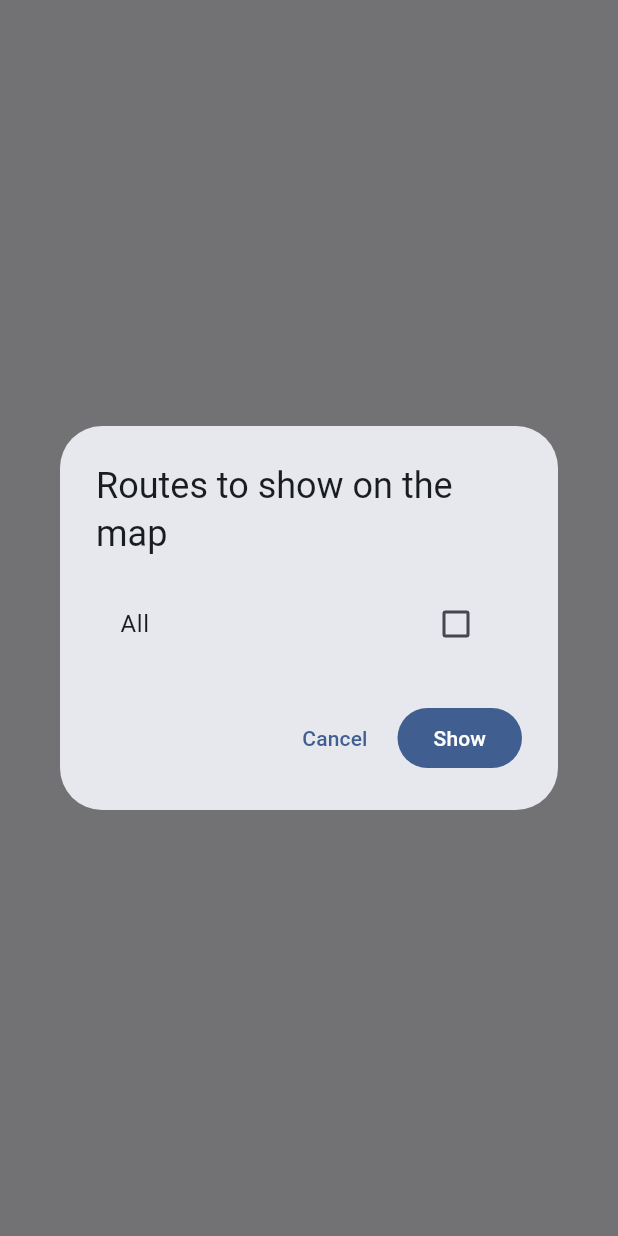
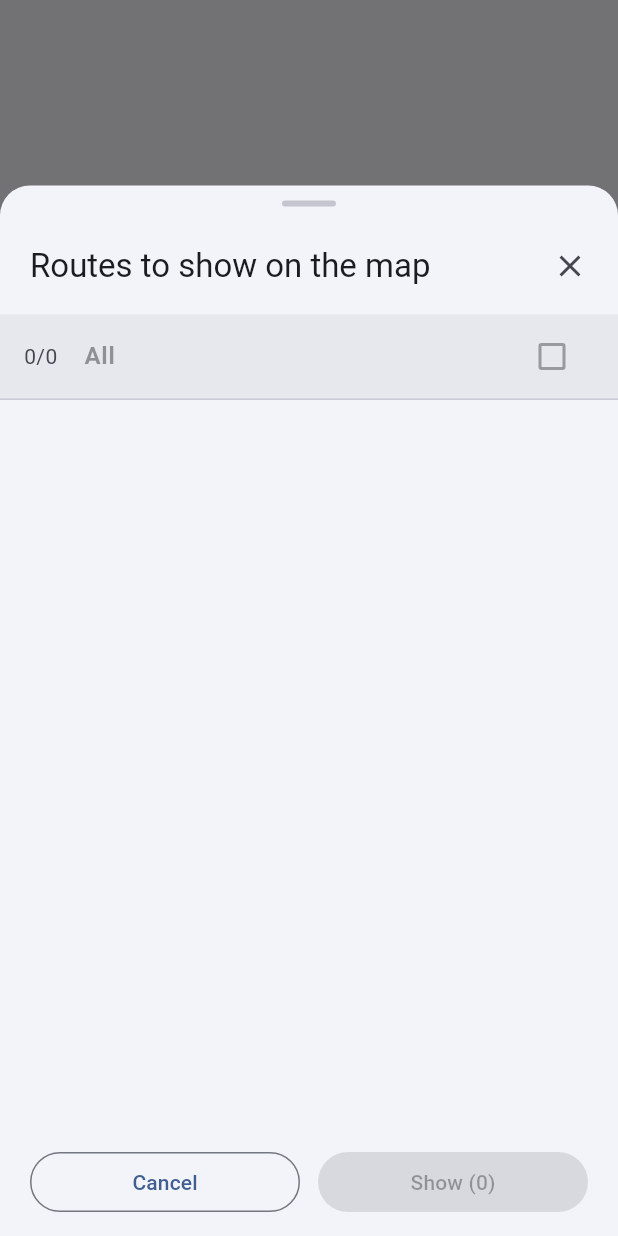
Before and after one commit to alid67-git/RideAtlas, a Flutter app: what showRoutePickerDialog() shows on an empty page, opened directly with empty values, on a phone screen of 412 x 824 dp. Run offline on Flutter 3.47's test engine with Material 3 defaults, Android fonts, the phone set to English and light mode, and no system bars; our stand-ins replace battery_plus, file_picker, fl_chart, flutter_map, geolocator, hive and 7 more; missing offline and left inert: dart:js_interop, exif, gpx, photo_manager; accounts and stored records are empty; generated files the repository leaves out were written again; network calls fail.

```diff
--- a/lib/l10n/app_de.arb
+++ b/lib/l10n/app_de.arb
@@ -181,6 +181,8 @@
   "recordOverlayTooltip": "Gespeicherte Strecken zeigen",
   "recordOverlayTitle": "Auf der Karte anzuzeigende Strecken",
   "recordOverlayShow": "Anzeigen",
+  "recordOverlayShowCount": "Anzeigen ({count})",
+  "@recordOverlayShowCount": {"placeholders": {"count": {"type": "int"}}},
   "recordOverlaySelectAll": "Alle",
   "recordOverlayNoRoutes": "Noch keine gespeicherten Strecken. Zuerst eine GPX importieren oder eine Aufzeichnung speichern.",
   "recordOverlayShowAllMenuItem": "Alle anzeigen",
--- a/lib/l10n/app_en.arb
+++ b/lib/l10n/app_en.arb
@@ -181,6 +181,8 @@
   "recordOverlayTooltip": "Show saved routes",
   "recordOverlayTitle": "Routes to show on the map",
   "recordOverlayShow": "Show",
+  "recordOverlayShowCount": "Show ({count})",
+  "@recordOverlayShowCount": {"placeholders": {"count": {"type": "int"}}},
   "recordOverlaySelectAll": "All",
   "recordOverlayNoRoutes": "No saved routes yet. Import a GPX first or finish a recording.",
   "recordOverlayShowAllMenuItem": "Show all",
--- a/lib/l10n/app_tr.arb
+++ b/lib/l10n/app_tr.arb
@@ -203,6 +203,8 @@
   "recordOverlayTooltip": "Kayıtlı rota göster",
   "recordOverlayTitle": "Haritada gösterilecek rotalar",
   "recordOverlayShow": "Göster",
+  "recordOverlayShowCount": "Göster ({count})",
+  "@recordOverlayShowCount": {"placeholders": {"count": {"type": "int"}}},
   "recordOverlaySelectAll": "Hepsi",
   "recordOverlayNoRoutes": "Henüz kayıtlı rota yok. Önce bir GPX içe aktarın veya bir sürüş kaydedin.",
   "recordOverlayShowAllMenuItem": "Tümünü göster",
--- a/lib/widgets/route_picker_dialog.dart
+++ b/lib/widgets/route_picker_dialog.dart
@@ -2,11 +2,17 @@ import 'package:flutter/material.dart';
 
 import '../l10n/gen/app_localizations.dart';
 import '../models/gpx_route.dart';
+import '../services/daily_analysis.dart' show colorForDay;
 
-/// Shared "Hepsi + checkbox list" route picker, used everywhere a rider
-/// chooses which saved routes to show on a map (recording overlay, the
-/// multi-route viewer's reselect pill, and the home map's "Rota seç...").
-/// Kept in one place so the three call sites can't drift out of sync again.
+/// Shared route picker, used everywhere a rider chooses which saved routes
+/// to show on a map (recording overlay, the multi-route viewer's reselect
+/// pill, and the home map's "Rota seç..."). Kept in one place so the three
+/// call sites can't drift out of sync again.
+///
+/// A bottom sheet rather than a boxed [AlertDialog]: "Hepsi" and the running
+/// selection count stay pinned above the scrolling list instead of being
+/// just another row you can scroll past, and each route gets a color swatch
+/// previewing the same color it's drawn in once shown on the map.
 Future<Set<String>?> showRoutePickerDialog({
   required BuildContext context,
   required List<GpxRoute> routes,
@@ -14,26 +20,66 @@ Future<Set<String>?> showRoutePickerDialog({
 }) {
   final l10n = AppLocalizations.of(context)!;
   final selected = Set<String>.from(initiallySelected);
-  return showDialog<Set<String>>(
+  return showModalBottomSheet<Set<String>>(
     context: context,
+    isScrollControlled: true,
+    useSafeArea: true,
+    shape: const RoundedRectangleBorder(
+      borderRadius: BorderRadius.vertical(top: Radius.circular(20)),
+    ),
     builder: (context) {
       return StatefulBuilder(
         builder: (context, setLocal) {
           final allSelected =
               routes.isNotEmpty && selected.length == routes.length;
-          return AlertDialog(
-            title: Text(l10n.recordOverlayTitle),
-            content: SizedBox(
-              width: double.maxFinite,
-              child: ListView.builder(
-                shrinkWrap: true,
-                itemCount: routes.length + 1,
-                itemBuilder: (context, i) {
-                  if (i == 0) {
-                    return CheckboxListTile(
+          return FractionallySizedBox(
+            heightFactor: 0.85,
+            child: Column(
+              mainAxisSize: MainAxisSize.min,
+              children: [
+                const SizedBox(height: 10),
+                Container(
+                  width: 36,
+                  height: 4,
+                  decoration: BoxDecoration(
+                    color: Theme.of(context).colorScheme.outlineVariant,
+                    borderRadius: BorderRadius.circular(2),
+                  ),
+                ),
+                Padding(
+                  padding: const EdgeInsets.fromLTRB(20, 16, 8, 8),
+                  child: Row(
+                    children: [
+                      Expanded(
+                        child: Text(
+                          l10n.recordOverlayTitle,
+                          style: Theme.of(context).textTheme.titleLarge,
+                        ),
+                      ),
+                      IconButton(
+                        icon: const Icon(Icons.close),
+                        onPressed: () => Navigator.pop(context),
+                      ),
+                    ],
+                  ),
+                ),
+                Material(
+                  color: Theme.of(context).colorScheme.surfaceContainerHigh,
+                  child: CheckboxListTile(
                     value: allSelected,
-                      title: Text(l10n.recordOverlaySelectAll),
-                      onChanged: (_) => setLocal(() {
+                    title: Text(
+                      l10n.recordOverlaySelectAll,
+                      style: const TextStyle(fontWeight: FontWeight.w600),
+                    ),
+                    secondary: Text(
+                      '${selected.length}/${routes.length}',
+                      style: Theme.of(context).textTheme.bodyMedium?.copyWith(
+                        color: Theme.of(context).colorScheme.onSurfaceVariant,
+                      ),
+                    ),
+                    onChanged: routes.isEmpty
+                        ? null
+                        : (_) => setLocal(() {
                             if (allSelected) {
                               selected.clear();
                             } else {
@@ -42,13 +88,24 @@ Future<Set<String>?> showRoutePickerDialog({
                                 ..addAll(routes.map((r) => r.id));
                             }
                           }),
-                    );
-                  }
-                  final route = routes[i - 1];
+                  ),
+                ),
+                const Divider(height: 1),
+                Expanded(
+                  child: ListView.builder(
+                    itemCount: routes.length,
+                    itemBuilder: (context, i) {
+                      final route = routes[i];
                       return CheckboxListTile(
                         value: selected.contains(route.id),
                         title: Text(route.name),
-                    subtitle: Text('${route.distanceKm.toStringAsFixed(1)} km'),
+                        subtitle: Text(
+                          '${route.distanceKm.toStringAsFixed(1)} km',
+                        ),
+                        secondary: CircleAvatar(
+                          radius: 7,
+                          backgroundColor: colorForDay(i),
+                        ),
                         onChanged: (v) => setLocal(() {
                           if (v == true) {
                             selected.add(route.id);
@@ -60,16 +117,35 @@ Future<Set<String>?> showRoutePickerDialog({
                     },
                   ),
                 ),
-            actions: [
-              TextButton(
+                SafeArea(
+                  top: false,
+                  child: Padding(
+                    padding: const EdgeInsets.fromLTRB(20, 12, 20, 12),
+                    child: Row(
+                      children: [
+                        Expanded(
+                          child: OutlinedButton(
                             onPressed: () => Navigator.pop(context),
                             child: Text(l10n.cancel),
                           ),
-              FilledButton(
-                onPressed: () => Navigator.pop(context, selected),
-                child: Text(l10n.recordOverlayShow),
+                        ),
+                        const SizedBox(width: 12),
+                        Expanded(
+                          child: FilledButton(
+                            onPressed: selected.isEmpty
+                                ? null
+                                : () => Navigator.pop(context, selected),
+                            child: Text(
+                              l10n.recordOverlayShowCount(selected.length),
+                            ),
+                          ),
                         ),
                       ],
+                    ),
+                  ),
+                ),
+              ],
+            ),
           );
         },
       );
```
Also changed, not shown: lib/build_info.dart (+7 -10 lines), lib/changelog.dart (+16 -0 lines). Lines whose indentation alone changed are shown as unchanged.
